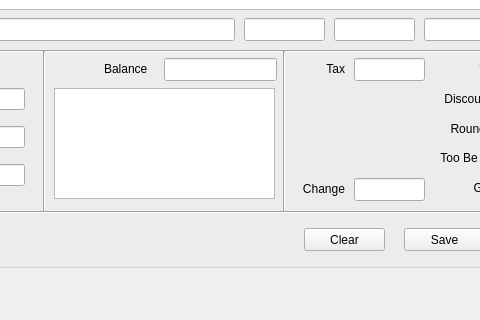
Old version of the form src/billform.ui in the repository thamizha/angadi; both pictures show x 213 to 693 and y 335 to 655 of the 834 by 655 pixel window.
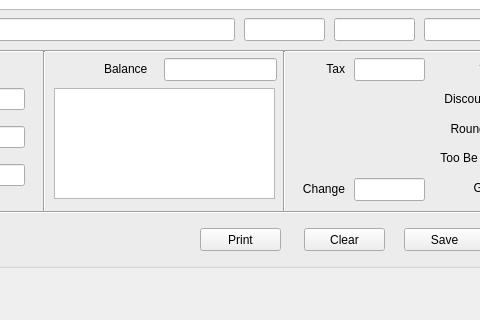
New version of the form.

Patch:
```diff
--- a/src/billform.ui
+++ b/src/billform.ui
@@ -651,7 +651,7 @@
            <enum>Qt::Vertical</enum>
           </property>
          </widget>
-         <widget class="QWidget" name="">
+         <widget class="QWidget" name="layoutWidget">
           <property name="geometry">
            <rect>
             <x>710</x>
@@ -678,6 +678,19 @@
            </item>
           </layout>
          </widget>
+         <widget class="QPushButton" name="pushButtonPrint">
+          <property name="geometry">
+           <rect>
+            <x>396</x>
+            <y>490</y>
+            <width>81</width>
+            <height>23</height>
+           </rect>
+          </property>
+          <property name="text">
+           <string>Print</string>
+          </property>
+         </widget>
         </widget>
        </item>
        <item>
```
